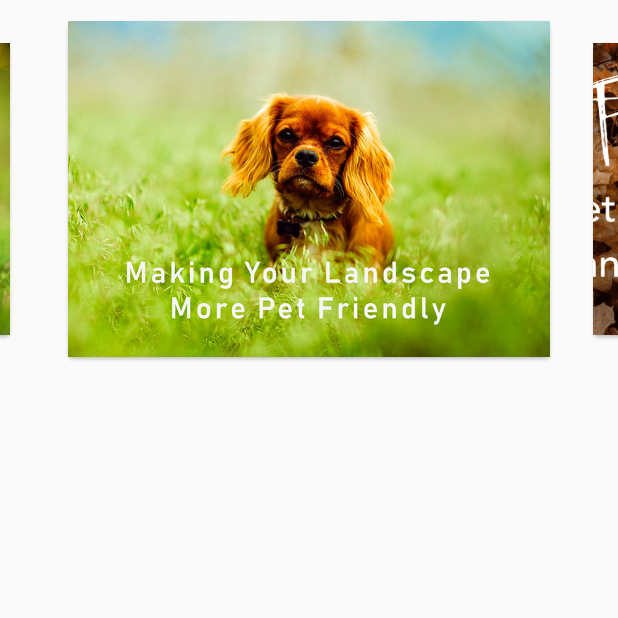
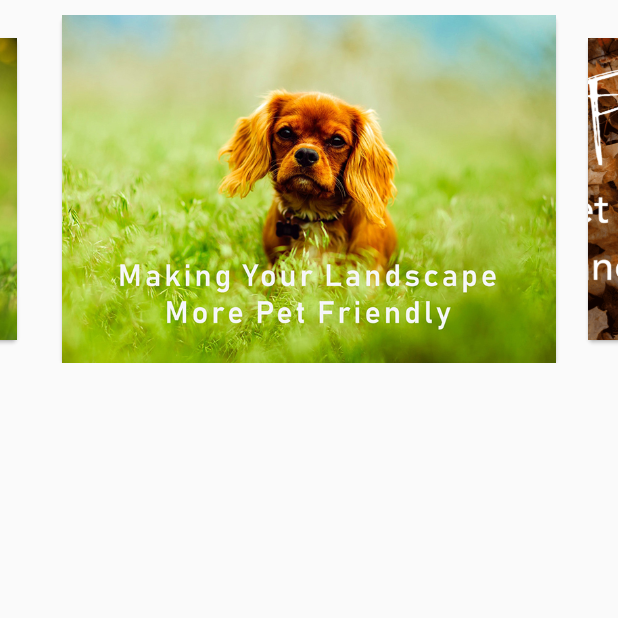
Before and after one commit to baljinder0630/paw_prints, a Flutter app: the PageZero screen opened directly, on a phone screen of 412 x 824 dp, the top half of it. Run offline on Flutter 3.47's test engine with Material 2 defaults, Android fonts, the phone set to English and light mode, and no system bars; drawn by our look-alikes of carousel_slider; our stand-ins replace animated_bottom_navigation_bar, cloud_firestore, firebase_auth, firebase_core, firebase_storage, flutter_svg and 6 more; missing offline and left inert: dart:ffi, restart_app; accounts and stored records are empty; network calls fail; project files that could hold a hidden picture were left out.

Commit message:
my commit

```diff
--- a/lib/Pages/HomePage.dart
+++ b/lib/Pages/HomePage.dart
@@ -1,7 +1,6 @@
 // ignore_for_file: avoid_unnecessary_containers, prefer_const_constructors, prefer_const_literals_to_create_immutables
 
 import 'dart:async';
-
 import 'package:firebase_auth/firebase_auth.dart';
 import 'package:flutter/cupertino.dart';
 import 'package:flutter/material.dart';
@@ -25,9 +24,11 @@ class _MyHomePageState extends State<MyHomePage> {
   Widget build(BuildContext context){
     return Scaffold(
       appBar: AppBar(
+        centerTitle: true,
         automaticallyImplyLeading: false,
         actions: [
           IconButton(
+              tooltip: "Logout",
               onPressed: () async {
                 await FirebaseAuth.instance.signOut();
                 Restart.restartApp();
@@ -46,9 +47,6 @@ class _MyHomePageState extends State<MyHomePage> {
          child: Icon(Icons.add),
       ),
       floatingActionButtonLocation: FloatingActionButtonLocation.centerDocked,
-
-      //
-      //
       body: StreamBuilder<int>(
           stream: navBarStream.stream,
           builder: (context, snapshot) {
--- a/lib/Pages/ProfilePage.dart
+++ b/lib/Pages/ProfilePage.dart
@@ -45,7 +45,7 @@ class _PageTwoState extends State<ProfilePage> {
                         child: Text(
                           "For Donation",
                           style:
-                              TextStyle(color: Color(0xFF21899C), fontWeight: FontWeight.bold),
+                              TextStyle(color: Colors.amber, fontWeight: FontWeight.bold),
                         ),
                       ),
                       Container(
@@ -107,7 +107,7 @@ class _PageTwoState extends State<ProfilePage> {
                       child: Text(
                         "Adopted",
                         style:
-                            TextStyle(color: Color(0xFF21899C), fontWeight: FontWeight.bold),
+                            TextStyle(color: Colors.amber, fontWeight: FontWeight.bold),
                       ),
                     ),
                     Container(
@@ -172,7 +172,7 @@ class _PageTwoState extends State<ProfilePage> {
                         child: Text(
                           "Liked",
                           style:
-                              TextStyle(color: Color(0xFF21899C), fontWeight: FontWeight.bold),
+                              TextStyle(color: Colors.amber, fontWeight: FontWeight.bold),
                         ),
                       ),
                       Container(
--- a/lib/Pages/page0.dart
+++ b/lib/Pages/page0.dart
@@ -29,23 +29,28 @@ class _PageZeroState extends State<PageZero> {
           child: Column(
             children: [
               Container(
-                margin: EdgeInsets.only(top: 10),
+                margin: EdgeInsets.only(top: 10.0),
                 width: double.infinity,
                 child: CarouselSlider(
                   items: [
                     Card(
+                      margin: EdgeInsets.all(0.0),
                       child: Image.asset("assets/Pet1.jpg", fit: BoxFit.cover),
                     ),
                     Card(
+                      margin: EdgeInsets.all(0.0),
                       child: Image.asset("assets/Pet2.png", fit: BoxFit.cover),
                     ),
                     Card(
+                      margin: EdgeInsets.all(0.0),
                       child: Image.asset("assets/Pet3.jpg", fit: BoxFit.cover),
                     ),
                     Card(
+                      margin: EdgeInsets.all(0.0),
                       child: Image.asset("assets/Pet4.jpg", fit: BoxFit.cover),
                     ),
                     Card(
+                      margin: EdgeInsets.all(0.0),
                       child: Image.asset("assets/Pet5.jpg", fit: BoxFit.cover),
                     ),
                   ],
@@ -158,8 +163,6 @@ Widget petWidget(context, PetModel petModel, UserModel userModel) {
           ),
           Container(
             height: 50,
-            // width: 300,
-            // color: Colors.blue,
             child: Wrap(
               children: [
                 Row(
```
